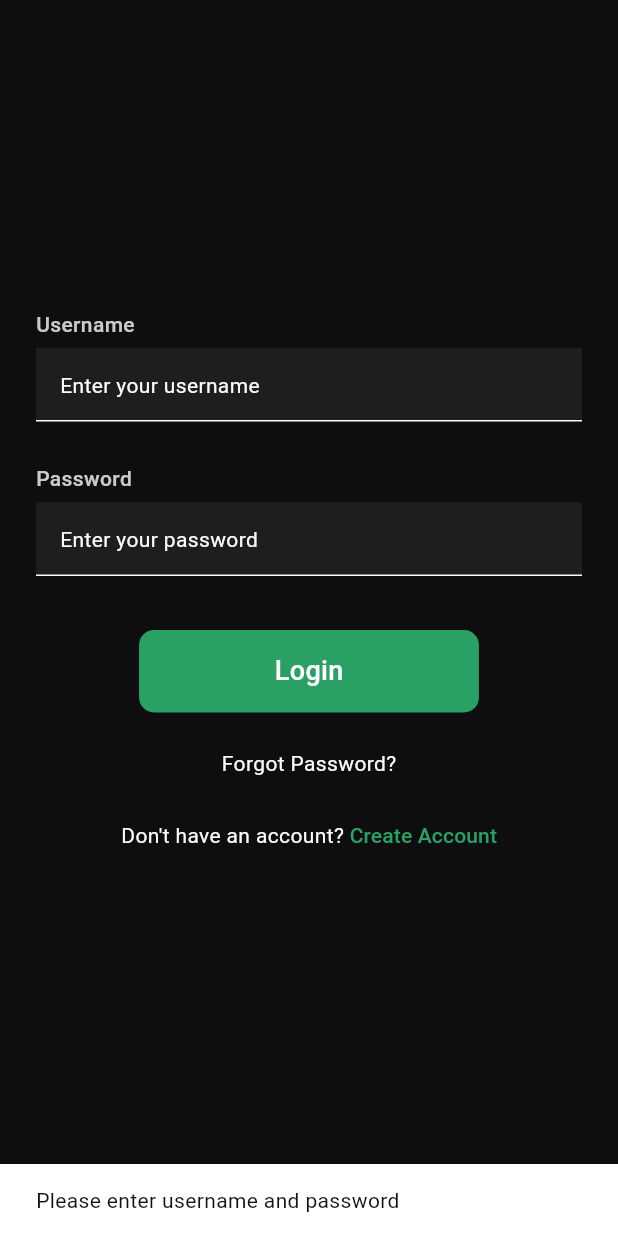
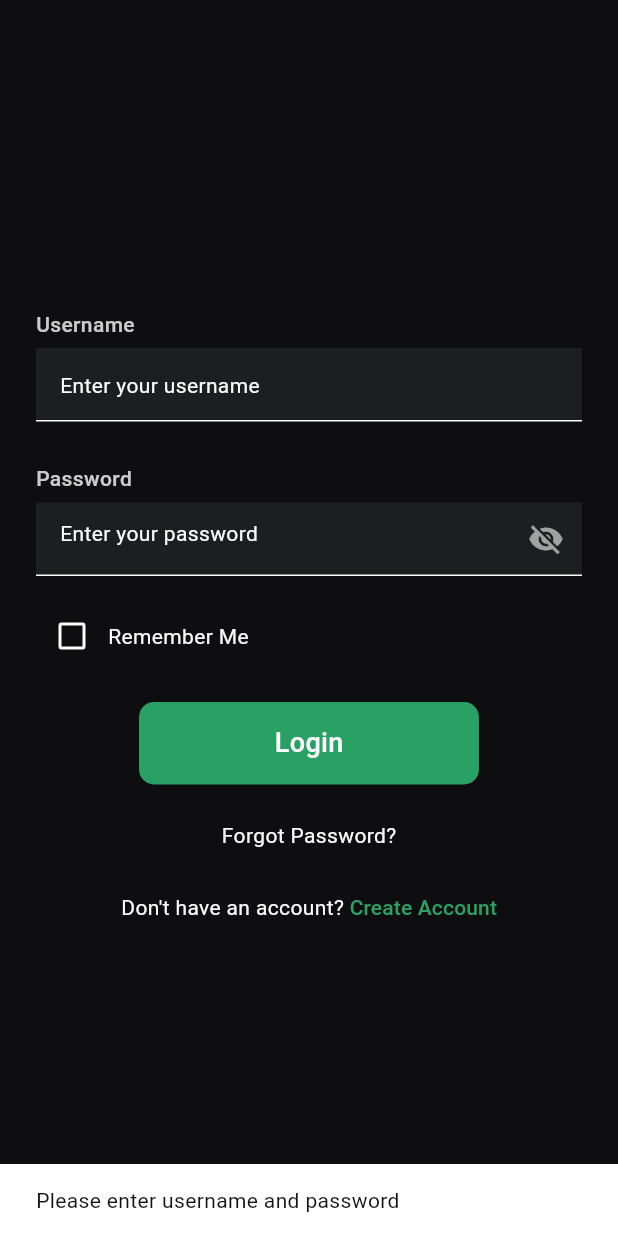
Before and after one commit to ayaanshkk/receipt-scanner-dashboard-1, a Flutter app: the screen it shows after launch, after a tap on "Login", on a phone screen of 412 x 824 dp. Run offline on Flutter 3.47's test engine with Material 3 defaults, Android fonts, the phone set to English and light mode, and no system bars; our stand-ins replace camera, chips_choice, flutter_secure_storage, flutter_svg, fluttertoast, image_picker; missing offline and left inert: google_mlkit_text_recognition.

Commit message:
Added remember me and view password option. connected  view analytics and export to netlify

```diff
--- a/lib/screens/login_screen.dart
+++ b/lib/screens/login_screen.dart
@@ -19,6 +19,25 @@ class _LoginPageState extends State<LoginPage> {
   final _usernameController = TextEditingController();
   final _passwordController = TextEditingController();
   bool _isLoading = false;
+  bool _rememberMe = false;
+  bool _showPassword = false;
+
+  @override
+  void initState() {
+    super.initState();
+    _loadSavedCredentials();
+  }
+
+  Future<void> _loadSavedCredentials() async {
+    final credentials = await SecureStorage.getCredentials();
+    if (credentials != null) {
+      setState(() {
+        _usernameController.text = credentials['username'] ?? '';
+        _passwordController.text = credentials['password'] ?? '';
+        _rememberMe = true;
+      });
+    }
+  }
 
   Future<void> _handleLogin() async {
     final username = _usernameController.text.trim();
@@ -34,7 +53,7 @@ class _LoginPageState extends State<LoginPage> {
     setState(() => _isLoading = true);
     try {
       final response = await http.post(
-        Uri.parse('https://receipt-scanner-backend-0d53818d62b3.herokuapp.com/api/auth/login'), // Replace with actual URL
+        Uri.parse('https://receipt-scanner-backend-0d53818d62b3.herokuapp.com/api/auth/login'),
         headers: {'Content-Type': 'application/json'},
         body: jsonEncode({'username': username, 'password': password}),
       );
@@ -42,6 +61,11 @@ class _LoginPageState extends State<LoginPage> {
       if (response.statusCode == 200) {
         final token = jsonDecode(response.body)['token'];
         await SecureStorage.saveToken(token);
+        if (_rememberMe) {
+          await SecureStorage.saveCredentials(username, password);
+        } else {
+          await SecureStorage.clearCredentials();
+        }
         if (mounted) {
           Navigator.pushReplacement(
             context,
@@ -115,16 +139,41 @@ class _LoginPageState extends State<LoginPage> {
               const SizedBox(height: 6),
               TextField(
                 controller: _passwordController,
-                obscureText: true,
+                obscureText: !_showPassword,
                 style: Theme.of(context).textTheme.bodyLarge,
                 decoration: InputDecoration(
                   hintText: 'Enter your password',
                   hintStyle: Theme.of(context).textTheme.bodyMedium,
                   border: InputBorder.none,
+                  suffixIcon: IconButton(
+                    icon: Icon(
+                      _showPassword ? Icons.visibility : Icons.visibility_off,
+                      color: Theme.of(context).iconTheme.color?.withOpacity(0.6),
+                    ),
+                    onPressed: () {
+                      setState(() {
+                        _showPassword = !_showPassword;
+                      });
+                    },
+                  ),
                 ),
               ),
               Container(height: 1, color: Theme.of(context).dividerColor),
-              const SizedBox(height: 36),
+              const SizedBox(height: 16),
+              Row(
+                children: [
+                  Checkbox(
+                    value: _rememberMe,
+                    onChanged: (value) {
+                      setState(() {
+                        _rememberMe = value ?? false;
+                      });
+                    },
+                  ),
+                  const Text('Remember Me'),
+                ],
+              ),
+              const SizedBox(height: 20),
               Center(
                 child: GestureDetector(
                   onTap: _isLoading ? null : _handleLogin,
--- a/lib/screens/main_screen.dart
+++ b/lib/screens/main_screen.dart
@@ -3,7 +3,6 @@ import 'dart:io';
 import 'package:flutter/material.dart';
 import 'package:camera/camera.dart';
 import 'package:flutter_svg/flutter_svg.dart';
-
 import 'package:receipt_scanner/screens/home_page.dart' as home;
 import 'package:receipt_scanner/screens/results_list.dart';
 import 'package:receipt_scanner/screens/account_page.dart';
--- a/lib/secure_storage.dart
+++ b/lib/secure_storage.dart
@@ -2,16 +2,38 @@ import 'package:flutter_secure_storage/flutter_secure_storage.dart';
 
 class SecureStorage {
   static const _storage = FlutterSecureStorage();
+  static const _keyToken = 'jwt_token';
+  static const _keyUsername = 'username';
+  static const _keyPassword = 'password';
 
   static Future<void> saveToken(String token) async {
-    await _storage.write(key: 'jwt_token', value: token);
+    await _storage.write(key: _keyToken, value: token);
   }
 
   static Future<String?> getToken() async {
-    return await _storage.read(key: 'jwt_token');
+    return await _storage.read(key: _keyToken);
   }
 
   static Future<void> deleteToken() async {
-    await _storage.delete(key: 'jwt_token');
+    await _storage.delete(key: _keyToken);
+  }
+
+  static Future<Map<String, String>?> getCredentials() async {
+    final username = await _storage.read(key: _keyUsername);
+    final password = await _storage.read(key: _keyPassword);
+    if (username != null && password != null) {
+      return {'username': username, 'password': password};
+    }
+    return null;
+  }
+
+  static Future<void> saveCredentials(String username, String password) async {
+    await _storage.write(key: _keyUsername, value: username);
+    await _storage.write(key: _keyPassword, value: password);
+  }
+
+  static Future<void> clearCredentials() async {
+    await _storage.delete(key: _keyUsername);
+    await _storage.delete(key: _keyPassword);
   }
 }
--- a/pubspec.yaml
+++ b/pubspec.yaml
@@ -18,6 +18,7 @@ dependencies:
   image_picker: ^1.1.2
   camera: ^0.10.0
   http: ^0.13.3
+  url_launcher: ^6.3.0
   fluttertoast: ^8.0.8
   flutter_svg: ^2.0.7
   chips_choice: ^2.0.1
```
Also changed, not shown: lib/screens/home_page.dart (+28 -6 lines), pubspec.lock, 44 other files.
